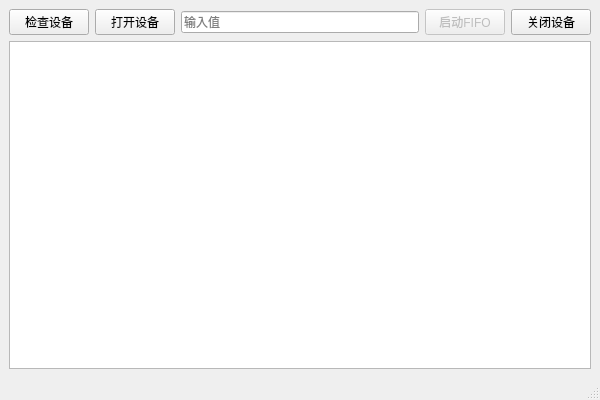
Qt form testwindow.ui (motto1/pcie_riffa) before a commit.
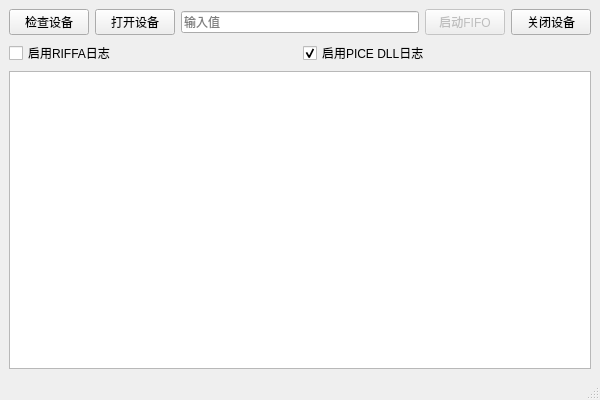
The same form after that commit.

What changed in the file:
```diff
--- a/testwindow.ui
+++ b/testwindow.ui
@@ -57,6 +57,30 @@
       </item>
      </layout>
     </item>
+    <item>
+     <layout class="QHBoxLayout" name="horizontalLayout_2">
+      <item>
+       <widget class="QCheckBox" name="checkBoxRiffaLog">
+        <property name="text">
+         <string>启用RIFFA日志</string>
+        </property>
+        <property name="checked">
+         <bool>false</bool>
+        </property>
+       </widget>
+      </item>
+      <item>
+       <widget class="QCheckBox" name="checkBoxPiceDllLog">
+        <property name="text">
+         <string>启用PICE DLL日志</string>
+        </property>
+        <property name="checked">
+         <bool>true</bool>
+        </property>
+       </widget>
+      </item>
+     </layout>
+    </item>
     <item>
      <widget class="QTextEdit" name="textLog">
       <property name="readOnly">
```
